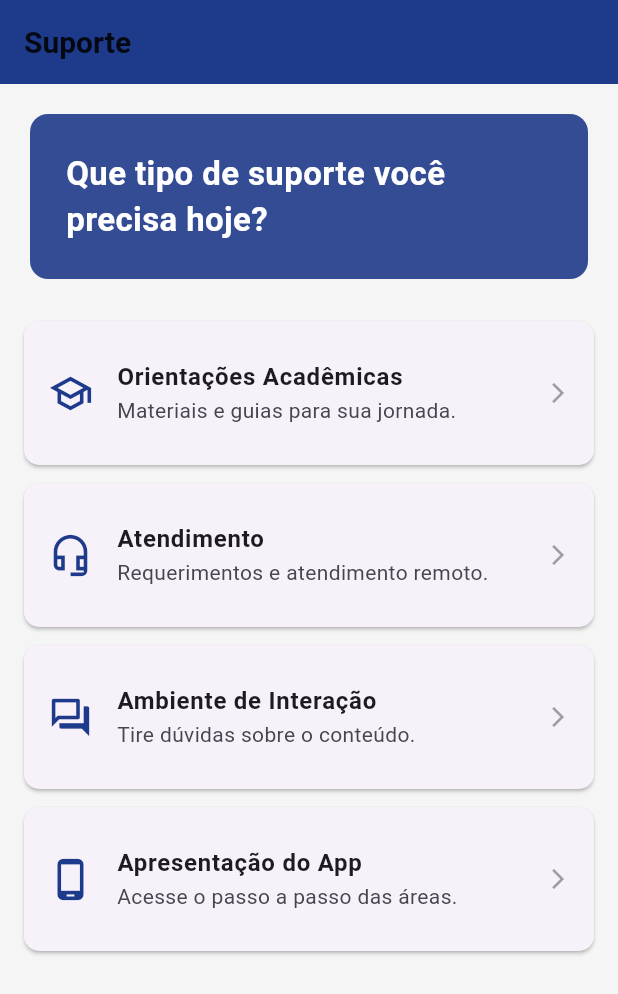
After one commit to anthonyeduard0/csapp, a Flutter app: the SupportScreen screen opened directly, on a phone screen of 412 x 824 dp. The commit adds this screen. Shown: the top 994 px of the screen. Run offline on Flutter 3.47's test engine with Material 3 defaults, Android fonts, the phone set to English and light mode, and no system bars; our stand-ins replace image_picker, mask_text_input_formatter, shared_preferences; accounts and stored records are empty; network calls fail.

Commit message:
Adicionado barra de navegação, telas de suporte e perfil. Funcionalidade de adicionar foto e mais algumas informações do responsável e aluno

```diff
--- /dev/null
+++ b/lib/screens/support_screen.dart
@@ -0,0 +1,90 @@
+// Arquivo: lib/screens/support_screen.dart (NOVO)
+
+import 'package:flutter/material.dart';
+
+class SupportScreen extends StatelessWidget {
+  const SupportScreen({super.key});
+
+  @override
+  Widget build(BuildContext context) {
+    const Color primaryColor = Color(0xFF1E3A8A);
+
+    return Scaffold(
+      appBar: AppBar(
+        title: const Text('Suporte'),
+        backgroundColor: primaryColor,
+        foregroundColor: Colors.white,
+        automaticallyImplyLeading: false, // Remove a seta de voltar
+      ),
+      backgroundColor: Colors.grey[100],
+      body: ListView(
+        padding: const EdgeInsets.all(16.0),
+        children: [
+          // Card de cabeçalho
+          Card(
+            color: primaryColor.withOpacity(0.9),
+            shape: RoundedRectangleBorder(borderRadius: BorderRadius.circular(12)),
+            elevation: 0,
+            child: const Padding(
+              padding: EdgeInsets.all(24.0),
+              child: Text(
+                'Que tipo de suporte você precisa hoje?',
+                style: TextStyle(
+                  color: Colors.white,
+                  fontSize: 22,
+                  fontWeight: FontWeight.bold,
+                ),
+              ),
+            ),
+          ),
+          const SizedBox(height: 24),
+          // Itens da lista
+          _buildSupportItem(
+            icon: Icons.school_outlined,
+            title: 'Orientações Acadêmicas',
+            subtitle: 'Materiais e guias para sua jornada.',
+            onTap: () {},
+          ),
+          _buildSupportItem(
+            icon: Icons.headset_mic_outlined,
+            title: 'Atendimento',
+            subtitle: 'Requerimentos e atendimento remoto.',
+            onTap: () {},
+          ),
+          _buildSupportItem(
+            icon: Icons.forum_outlined,
+            title: 'Ambiente de Interação',
+            subtitle: 'Tire dúvidas sobre o conteúdo.',
+            onTap: () {},
+          ),
+          _buildSupportItem(
+            icon: Icons.phone_android_outlined,
+            title: 'Apresentação do App',
+            subtitle: 'Acesse o passo a passo das áreas.',
+            onTap: () {},
+          ),
+        ],
+      ),
+    );
+  }
+
+  Widget _buildSupportItem({
+    required IconData icon,
+    required String title,
+    required String subtitle,
+    required VoidCallback onTap,
+  }) {
+    return Card(
+      margin: const EdgeInsets.only(bottom: 12),
+      shape: RoundedRectangleBorder(borderRadius: BorderRadius.circular(10)),
+      child: ListTile(
+        leading: Icon(icon, color: const Color(0xFF1E3A8A), size: 30),
+        title: Text(title, style: const TextStyle(fontWeight: FontWeight.bold)),
+        subtitle: Text(subtitle),
+        trailing: const Icon(Icons.arrow_forward_ios, size: 16, color: Colors.grey),
+        onTap: onTap,
+        contentPadding: const EdgeInsets.symmetric(vertical: 12, horizontal: 16),
+      ),
+    );
+  }
+}
--- a/pubspec.yaml
+++ b/pubspec.yaml
@@ -15,6 +15,7 @@ dependencies:
   mask_text_input_formatter: ^2.5.0
   shared_preferences: ^2.2.3 # <-- ADICIONE ESTA LINHA
   intl: ^0.20.2
+  image_picker: ^1.1.2
 
 dev_dependencies:
   flutter_test:
```
Also changed, not shown: lib/screens/dashboard_screen.dart (+42 -11 lines), lib/screens/login_screen.dart (+7 -9 lines), lib/screens/main_screen.dart (added, +75 -0 lines), lib/screens/profile_screen.dart (added, +221 -0 lines), pubspec.lock.
